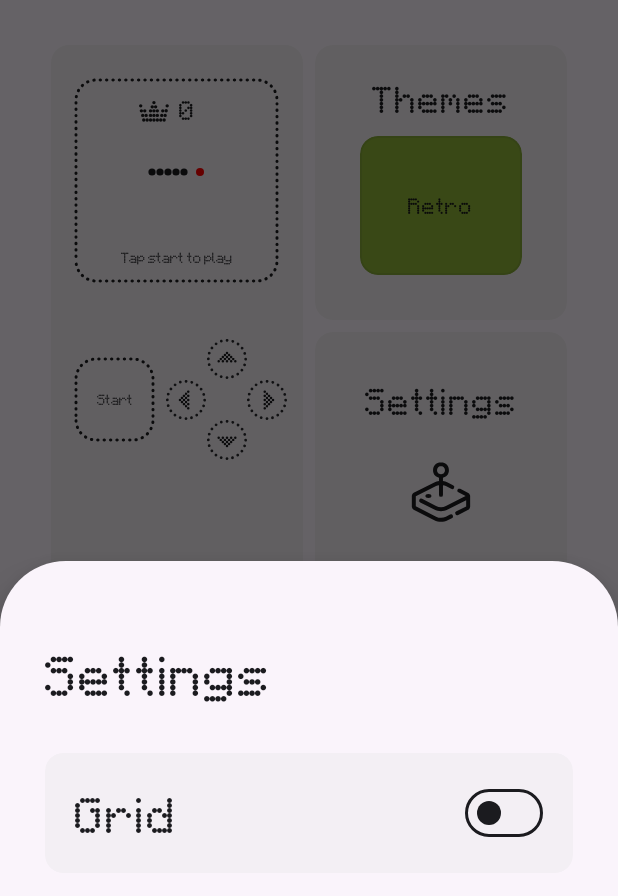
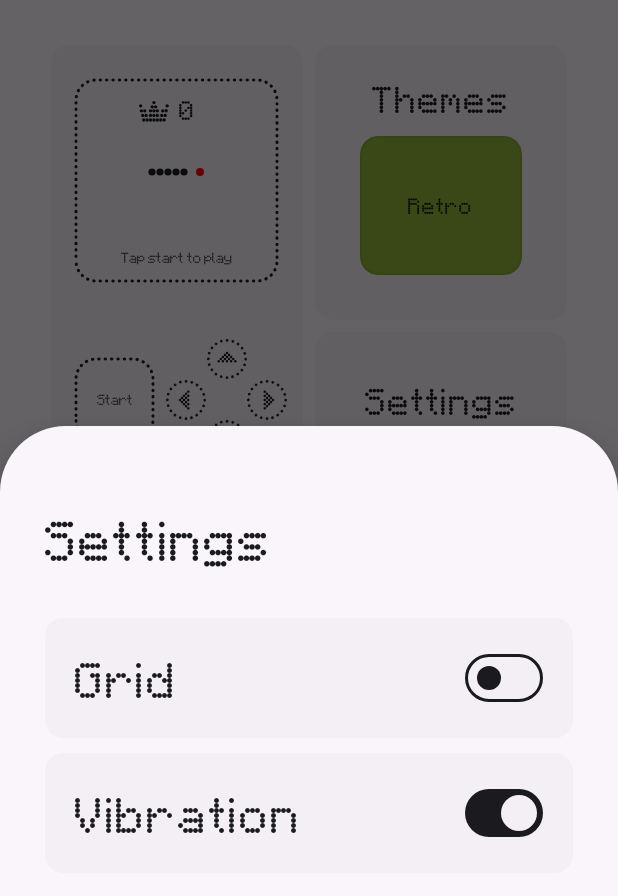
Before and after one commit to Kalpu-24/SnakeWall, an Android app: the screen it shows after launch (MainActivity), after a tap on "Settings", on a phone screen of 412 x 824 dp, the part 318-1214 px from its top. Run offline under Robolectric (Android 15) with nearby library versions, the phone set to English and light mode, and no system bars; 1 statement that could not run was skipped.

Commit message:
feat: add toggle for enabling/disabling vibration in Snake game

```diff
--- a/app/src/main/java/kalp/snake/wall/models/WallPrefConfig.java
+++ b/app/src/main/java/kalp/snake/wall/models/WallPrefConfig.java
@@ -3,9 +3,11 @@ package kalp.snake.wall.models;
 import android.content.SharedPreferences;
 
 public class WallPrefConfig {
+
     private boolean isGridEnabled;
 
     public static String gridEnabledKey = "gridEnabled";
+    public static String vibrationEnabledKey = "vibrationEnabled";
 
     public static void saveGridEnabledToPref(boolean isGridEnabled, SharedPreferences sharedPreferences) {
         SharedPreferences.Editor editor = sharedPreferences.edit();
@@ -16,4 +18,14 @@ public class WallPrefConfig {
     public static boolean getGridEnabledFromPref(SharedPreferences sharedPreferences) {
         return sharedPreferences.getBoolean(gridEnabledKey, false);
     }
+
+    public static boolean getVibrationEnabledFromPref(SharedPreferences sharedPreferences) {
+        return sharedPreferences.getBoolean(vibrationEnabledKey, true);
+    }
+
+    public static void saveVibrationEnabledToPref(boolean isEnabled, SharedPreferences sharedPreferences) {
+        SharedPreferences.Editor editor = sharedPreferences.edit();
+        editor.putBoolean(vibrationEnabledKey, isEnabled);
+        editor.apply();
+    }
 }
--- a/app/src/main/java/kalp/snake/wall/service/SnakeWallpaperService.java
+++ b/app/src/main/java/kalp/snake/wall/service/SnakeWallpaperService.java
@@ -59,6 +59,7 @@ public class SnakeWallpaperService extends WallpaperService {
         private int cellSize;
         private int gridMargin;
         private final int gridSize;
+        private boolean vibrationEnabled;
         private EGameState gameState;
         private final Paint snakePaint;
         private final LinkedList<Pair<Integer, Integer>> snake;
@@ -201,6 +202,8 @@ public class SnakeWallpaperService extends WallpaperService {
 
             this.bestScore = sharedPreferences.getInt(this.bestScoreKey, 0);
             this.newBestScore = false;
+
+            this.vibrationEnabled = sharedPreferences.getBoolean(WallPrefConfig.vibrationEnabledKey, true);
         }
 
         @Override
@@ -239,6 +242,9 @@ public class SnakeWallpaperService extends WallpaperService {
                 }
                 if (key.equals(WallPrefConfig.gridEnabledKey)) {
                     this.gridView = sharedPreferences.getBoolean(WallPrefConfig.gridEnabledKey, false);
+                }
+                if (key.equals(WallPrefConfig.vibrationEnabledKey)) {
+                    this.vibrationEnabled = sharedPreferences.getBoolean(WallPrefConfig.vibrationEnabledKey, true);
                 }
             };
             sharedPreferences.registerOnSharedPreferenceChangeListener(listener);
@@ -363,7 +369,9 @@ public class SnakeWallpaperService extends WallpaperService {
 
 //                on start button clicked
                 if (x >= startButtonStartX && x <= startButtonEndX && y >= startButtonStartY && y <= startButtonEndY){
-                    vibrator.vibrate(VibrationEffect.createOneShot(50, VibrationEffect.DEFAULT_AMPLITUDE));
+                    if (vibrationEnabled) {
+                        vibrator.vibrate(VibrationEffect.createOneShot(50, VibrationEffect.DEFAULT_AMPLITUDE));
+                    }
                     if (gameState == EGameState.START) {
                         lastActionTimeStamp = System.currentTimeMillis();
                         gameState = EGameState.PLAYING;
@@ -385,7 +393,9 @@ public class SnakeWallpaperService extends WallpaperService {
 
 //                    on arrow UP
                     if (x >= arrowUpButtonStartX && x <= arrowUpButtonEndX && y >= arrowUpButtonStartY && y <= arrowUpButtonEndY && direction != EDirection.DOWN) {
-                        vibrator.vibrate(VibrationEffect.createOneShot(50, VibrationEffect.DEFAULT_AMPLITUDE));
+                        if (vibrationEnabled) {
+                            vibrator.vibrate(VibrationEffect.createOneShot(50, VibrationEffect.DEFAULT_AMPLITUDE));
+                        }
                         if (direction != EDirection.DOWN) {
                             nextDirection = EDirection.UP;
                             manageDirection(direction);
@@ -395,7 +405,9 @@ public class SnakeWallpaperService extends WallpaperService {
 
 //                    on arrow DOWN
                     if (x >= arrowDownButtonStartX && x <= arrowDownButtonEndX && y >= arrowDownButtonStartY && y <= arrowDownButtonEndY && direction != EDirection.UP) {
-                        vibrator.vibrate(VibrationEffect.createOneShot(50, VibrationEffect.DEFAULT_AMPLITUDE));
+                        if (vibrationEnabled) {
+                            vibrator.vibrate(VibrationEffect.createOneShot(50, VibrationEffect.DEFAULT_AMPLITUDE));
+                        }
                         if (direction != EDirection.UP) {
                             nextDirection = EDirection.DOWN;
                             manageDirection(direction);
@@ -405,7 +417,9 @@ public class SnakeWallpaperService extends WallpaperService {
 
 //                    on arrow LEFT
                     if (x >= arrowLeftButtonStartX && x <= arrowLeftButtonEndX && y >= arrowLeftButtonStartY && y <= arrowLeftButtonEndY && direction != EDirection.RIGHT) {
-                        vibrator.vibrate(VibrationEffect.createOneShot(50, VibrationEffect.DEFAULT_AMPLITUDE));
+                        if (vibrationEnabled) {
+                            vibrator.vibrate(VibrationEffect.createOneShot(50, VibrationEffect.DEFAULT_AMPLITUDE));
+                        }
                         if (direction != EDirection.RIGHT) {
                             nextDirection = EDirection.LEFT;
                             manageDirection(direction);
@@ -415,7 +429,9 @@ public class SnakeWallpaperService extends WallpaperService {
 
 //                    on arrow RIGHT
                     if (x >= arrowRightButtonStartX && x <= arrowRightButtonEndX && y >= arrowRightButtonStartY && y <= arrowRightButtonEndY && direction != EDirection.LEFT) {
-                        vibrator.vibrate(VibrationEffect.createOneShot(50, VibrationEffect.DEFAULT_AMPLITUDE));
+                        if (vibrationEnabled) {
+                            vibrator.vibrate(VibrationEffect.createOneShot(50, VibrationEffect.DEFAULT_AMPLITUDE));
+                        }
                         if (direction != EDirection.LEFT) {
                             nextDirection = EDirection.RIGHT;
                             manageDirection(direction);
--- a/app/src/main/java/kalp/snake/wall/views/PrefsBottomModalSheet.java
+++ b/app/src/main/java/kalp/snake/wall/views/PrefsBottomModalSheet.java
@@ -26,14 +26,24 @@ public class PrefsBottomModalSheet extends BottomSheetDialogFragment {
     @Nullable
     @Override
     public View onCreateView(@NonNull LayoutInflater inflater, @Nullable ViewGroup container, @Nullable Bundle savedInstanceState) {
-        View prefListView = inflater.inflate(R.layout.prefs_sheet,container,false);
-        MaterialCardView prefCard = prefListView.findViewById(R.id.gridToggleCard);
+        View prefListView = inflater.inflate(R.layout.prefs_sheet, container, false);
+
+        MaterialCardView gridPrefCard = prefListView.findViewById(R.id.gridToggleCard);
+        MaterialCardView vibrationPrefCard = prefListView.findViewById(R.id.soundToggleCard);
         MaterialSwitch gridToggle = prefListView.findViewById(R.id.gridSwitch);
-        SharedPreferences sharedPreferences = requireContext().getSharedPreferences("SnakeGamePrefs",0);
+        MaterialSwitch vibrationToggle = prefListView.findViewById(R.id.vibrationSwitch);
+
+        SharedPreferences sharedPreferences = requireContext().getSharedPreferences("SnakeGamePrefs", 0);
+
         gridToggle.setChecked(WallPrefConfig.getGridEnabledFromPref(sharedPreferences));
-        prefCard.setOnClickListener(v -> gridToggle.setChecked(!gridToggle.isChecked()));
+        vibrationToggle.setChecked(WallPrefConfig.getVibrationEnabledFromPref(sharedPreferences));
+
+        gridPrefCard.setOnClickListener(v -> gridToggle.setChecked(!gridToggle.isChecked()));
+        vibrationPrefCard.setOnClickListener(v -> vibrationToggle.setChecked(!vibrationToggle.isChecked()));
 
         gridToggle.setOnCheckedChangeListener((buttonView, isChecked) -> WallPrefConfig.saveGridEnabledToPref(isChecked, sharedPreferences));
+        vibrationToggle.setOnCheckedChangeListener((buttonView, isChecked) -> WallPrefConfig.saveVibrationEnabledToPref(isChecked, sharedPreferences));
+
         return prefListView;
     }
 }
--- a/app/src/main/res/layout/prefs_sheet.xml
+++ b/app/src/main/res/layout/prefs_sheet.xml
@@ -20,6 +20,7 @@
         android:textColor="@color/snake_color"
         android:textSize="30sp" />
 
+    <!-- Grid -->
     <com.google.android.material.card.MaterialCardView
         android:id="@+id/gridToggleCard"
         android:layout_width="match_parent"
@@ -47,7 +48,46 @@
                 android:ellipsize="marquee"
                 android:autoSizeTextType="uniform"
                 android:text="@string/grid"
-                android:clickable="false"
+                android:checked="true"
+                app:trackDecorationTint="@color/switch_track_decoration_tint"
+                app:trackTint="@color/switch_track_tint"
+                app:trackDecoration="@drawable/switch_track_decoration"
+                app:thumbTint="@color/switch_thumb_tint"
+                android:textColor="@color/snake_color"
+                android:textSize="20sp"
+                tools:ignore="VisualLintButtonSize" />
+        </LinearLayout>
+
+    </com.google.android.material.card.MaterialCardView>
+
+    <!-- Vibration -->
+    <com.google.android.material.card.MaterialCardView
+        android:id="@+id/soundToggleCard"
+        android:layout_width="match_parent"
+        android:layout_height="?attr/listPreferredItemHeightLarge"
+        android:layout_marginTop="10dp"
+        app:cardBackgroundColor="@color/activity_card_bg"
+        app:strokeWidth="0dp">
+
+        <LinearLayout
+            android:layout_width="match_parent"
+            android:layout_height="match_parent"
+            android:layout_gravity="fill_horizontal"
+            android:gravity="fill_horizontal"
+            android:orientation="horizontal">
+
+            <com.google.android.material.materialswitch.MaterialSwitch
+                android:padding="20dp"
+                android:id="@+id/vibrationSwitch"
+                android:layout_width="match_parent"
+                android:layout_height="match_parent"
+                android:layout_gravity="fill_horizontal|center_vertical"
+                android:fontFamily="@font/mlcd"
+                android:gravity="fill_horizontal|center_vertical"
+                android:maxLines="1"
+                android:ellipsize="marquee"
+                android:autoSizeTextType="uniform"
+                android:text="@string/Vibration"
                 android:checked="true"
                 app:trackDecorationTint="@color/switch_track_decoration_tint"
                 app:trackTint="@color/switch_track_tint"
--- a/app/src/main/res/values/strings.xml
+++ b/app/src/main/res/values/strings.xml
@@ -17,4 +17,5 @@
     <string name="rate_on_google_play">Rate on Google Play</string>
     <string name="grid">Grid</string>
     <string name="preview_of_the_snake_game">Preview of the snake game</string>
+    <string name="Vibration">Vibration</string>
 </resources>
```
